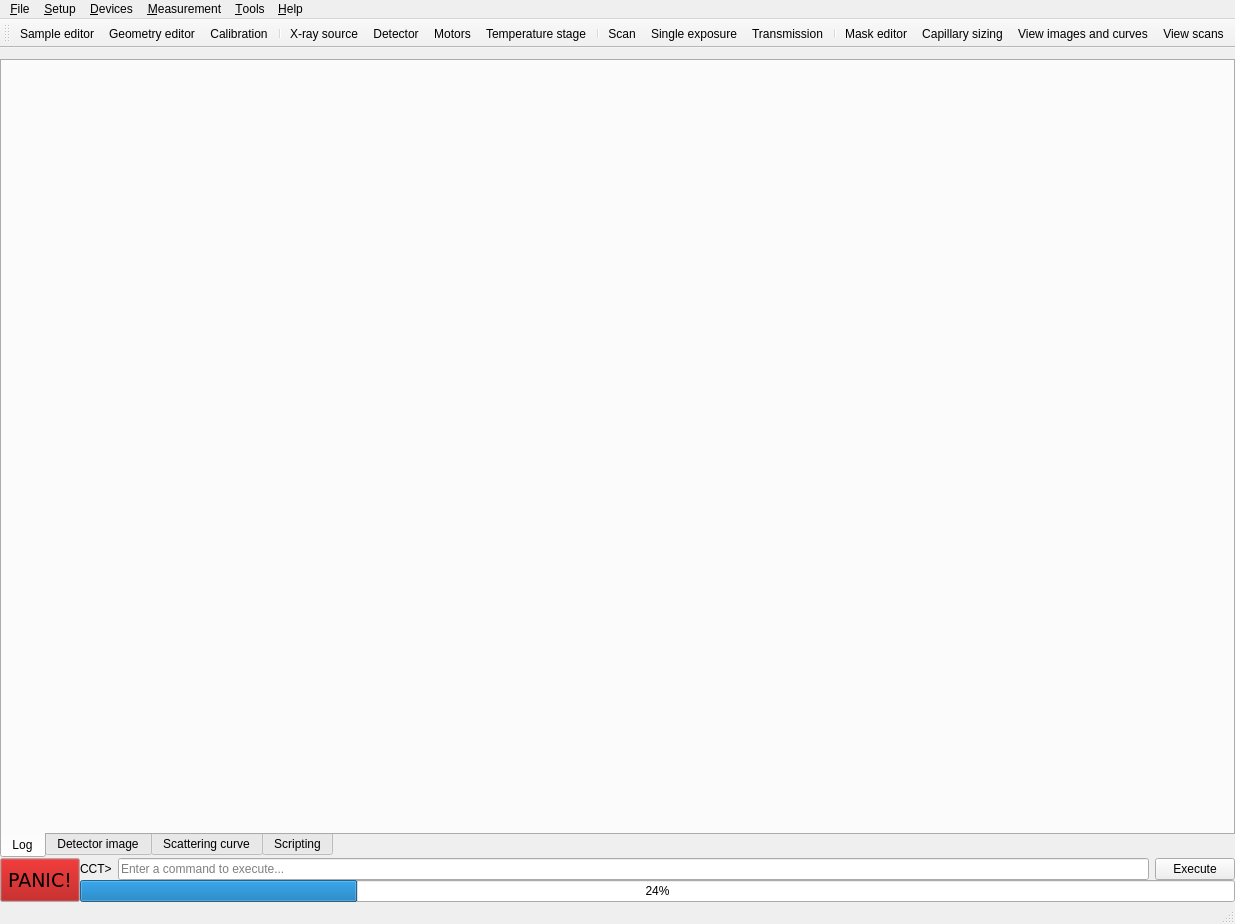
Above: cct/qtgui2/main/mainwindow.ui from awacha/cct before the change. Below: the same form after it.
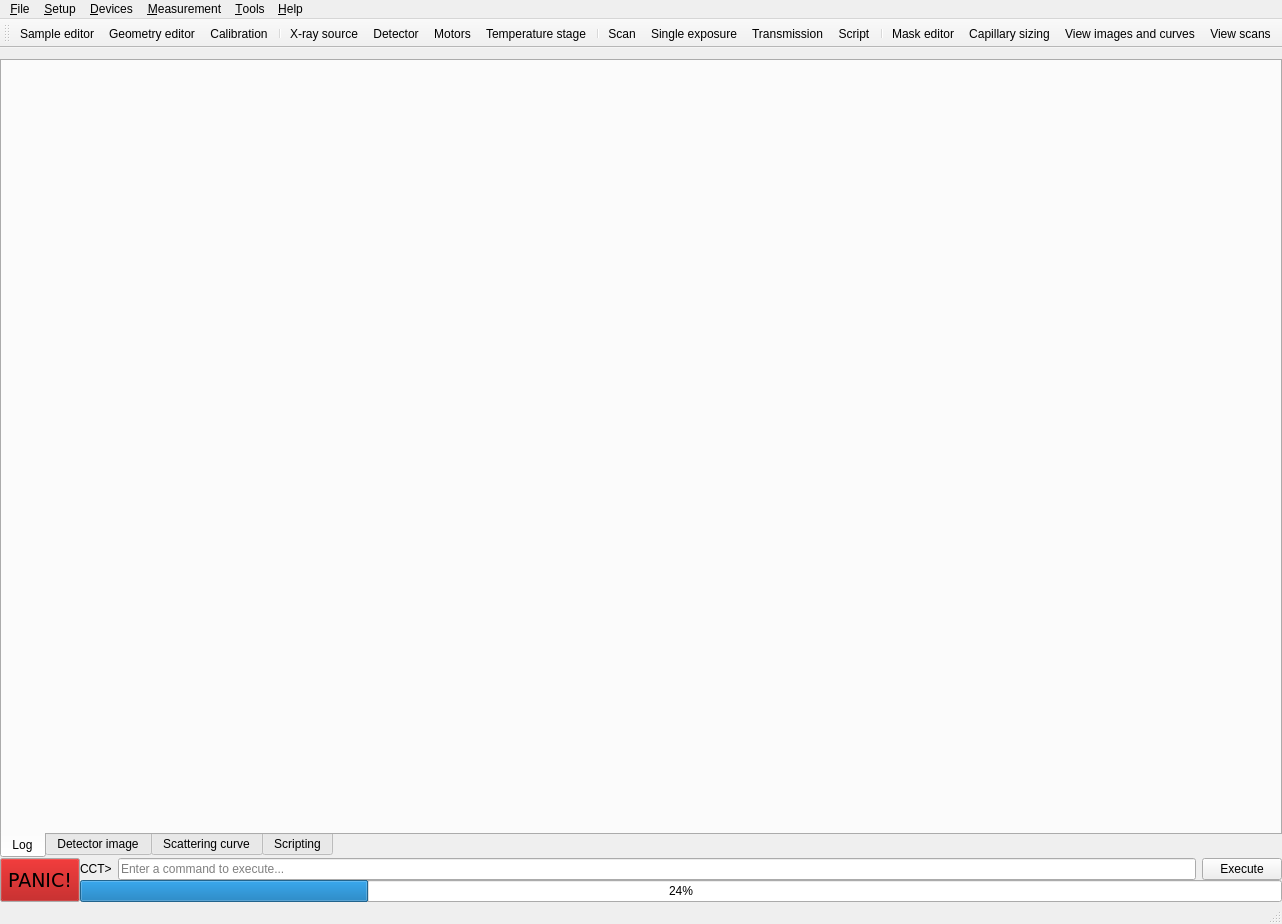
That is the form after the change. Icons and pictures are not drawn.

Commit message: Main window UI fixes

```diff
--- a/cct/qtgui2/main/mainwindow.ui
+++ b/cct/qtgui2/main/mainwindow.ui
@@ -360,6 +360,7 @@
    <addaction name="actionScan"/>
    <addaction name="actionSingle_exposure"/>
    <addaction name="actionTransmission"/>
+   <addaction name="actionScript"/>
    <addaction name="separator"/>
    <addaction name="actionMask_editor"/>
    <addaction name="actionCapillary_sizing"/>
```
The commit also changes 1 other file.
